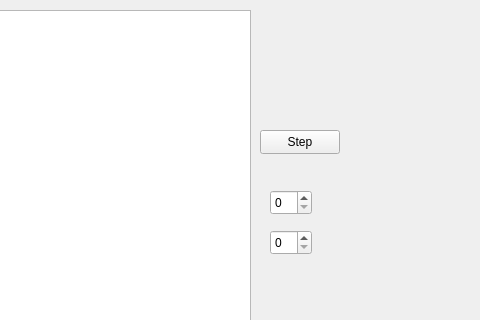
Qt form mainwindow.ui (MateuszGuzy02/Game-Of-Life) before a commit; both pictures show x 320 to 800 and y 0 to 320 of the 800 by 600 pixel window.
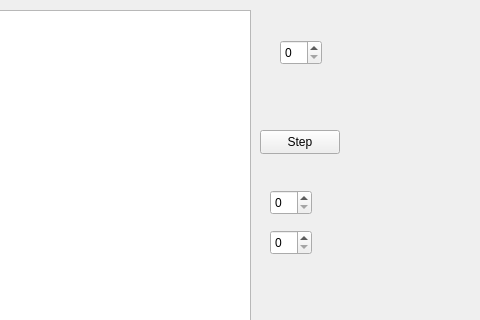
The same form after that commit.

The edit to the form file:
```diff
--- a/mainwindow.ui
+++ b/mainwindow.ui
@@ -57,6 +57,16 @@
      </rect>
     </property>
    </widget>
+   <widget class="QSpinBox" name="setSeedBox">
+    <property name="geometry">
+     <rect>
+      <x>600</x>
+      <y>40</y>
+      <width>42</width>
+      <height>25</height>
+     </rect>
+    </property>
+   </widget>
   </widget>
   <widget class="QMenuBar" name="menubar">
    <property name="geometry">
```
